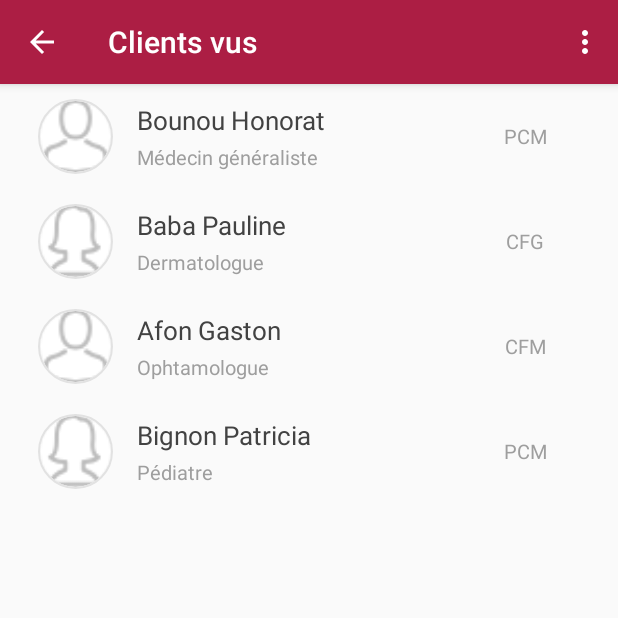
After one commit to david95thinkcode/pharmawine-android, an Android app: the SeenCustomers screen opened directly, with no data from a screen before it, on a phone screen of 412 x 824 dp, the top half of it. The commit adds this screen. Run offline under Robolectric (Android 15) with nearby library versions, the light colour scheme and no system bars; our stand-ins replace CircleImageView; pictures from the network do not load.

Commit message:
[ Integrated ] Interface de clients vu par les delegues

```diff
--- a/app/src/main/AndroidManifest.xml
+++ b/app/src/main/AndroidManifest.xml
@@ -106,7 +106,10 @@
             android:theme="@style/MyMaterialTheme" />
         <activity
             android:name=".activities.RemainingClientsActivity"
-            android:label="@string/clients_restants"></activity>
+            android:label="@string/clients_restants" />
+        <activity
+            android:name=".activities.SeenCustomers"
+            android:label="@string/clients_vus"></activity>
     </application>
 
 </manifest>
--- /dev/null
+++ b/app/src/main/java/com/jmaplus/pharmawine/activities/SeenCustomers.kt
@@ -0,0 +1,178 @@
+package com.jmaplus.pharmawine.activities
+
+import android.os.Bundle
+import android.support.v7.app.AppCompatActivity
+import android.support.v7.widget.LinearLayoutManager
+import android.support.v7.widget.RecyclerView
+import android.view.Menu
+import android.view.MenuItem
+import android.view.View
+import android.widget.LinearLayout
+import android.widget.ProgressBar
+import android.widget.TextView
+import com.jmaplus.pharmawine.R
+import com.jmaplus.pharmawine.adapters.RemainingClientsAdapter
+import com.jmaplus.pharmawine.models.Client
+import com.jmaplus.pharmawine.utils.MockDatas
+
+class SeenCustomers : AppCompatActivity() {
+
+    private lateinit var mTextView: TextView
+    private lateinit var mEmptyClientsLayout: LinearLayout
+    private lateinit var mRecyclerView: RecyclerView
+    private lateinit var mProgressBar: ProgressBar
+    private lateinit var safeCustomersList: MutableList<Client>
+    private lateinit var customersList: MutableList<Client>
+    private lateinit var mAdapter: RemainingClientsAdapter
+
+    override fun onCreate(savedInstanceState: Bundle?) {
+        super.onCreate(savedInstanceState)
+        setContentView(R.layout.activity_seen_customers)
+
+        setUI()
+        populateRecyclerView()
+    }
+
+    private fun setUI() {
+        // configure toolbar
+        val actionBar = supportActionBar
+        actionBar!!.setDisplayHomeAsUpEnabled(true)
+
+        // Binding elements
+        mTextView = findViewById(R.id.tv_not_seen_empty)
+        mRecyclerView = findViewById(R.id.rv_seen_customers)
+        mProgressBar = findViewById(R.id.pb_seen_customers)
+        mEmptyClientsLayout = findViewById(R.id.seen_sutomers_empty_list_layout)
+        mProgressBar.visibility = View.GONE
+        mEmptyClientsLayout.visibility = View.GONE
+
+        // Initializations
+        customersList = ArrayList()
+        safeCustomersList = ArrayList()
+
+        mAdapter = RemainingClientsAdapter(this, customersList)
+        mRecyclerView.layoutManager = LinearLayoutManager(this, LinearLayout.VERTICAL, false)
+        mRecyclerView.adapter = mAdapter
+    }
+
+    /**
+     * Fetch seen customers and populate the recycler view with it
+     * and save a copy of customerList on safeCostumerList
+     */
+    private fun populateRecyclerView() {
+
+        if (safeCustomersList.isEmpty()) {
+            // todo: replace with api call
+
+
+            customersList.clear()
+            for (customer in MockDatas.getFakeClients()) {
+                // populating list for the adapter of recycler view
+                customersList.add(customer)
+                mAdapter.notifyItemInserted(customersList.size - 1)
+            }
+
+            // Saving the original list of customers
+            safeCustomersList.addAll(customersList)
+        } else { // Safe Customer list is not empty
+            updateUIForNotEmptyData()
+
+            if (customersList != safeCustomersList) {
+                customersList.clear()
+
+                customersList.addAll(safeCustomersList)
+                mAdapter.notifyDataSetChanged()
+            }
+        }
+    }
+
+    /**
+     * Filter shown customers on recycler view
+     * If seen is true, filter by seen customers
+     * else, filter by unseen customers
+     */
+    private fun filterClients(seen: Boolean) {
+        if (customersList.isNotEmpty()) {
+            if (seen) {
+                val newList = safeCustomersList.filter { it.isKnown }
+                refreshRecyclerViewListWith(newList, true)
+            } else {
+                val newList = safeCustomersList.filter { !it.isKnown }
+                refreshRecyclerViewListWith(newList, false)
+            }
+        }
+    }
+
+    private fun refreshRecyclerViewListWith(list: List<Client>, knownCostumers: Boolean) {
+
+        if (list.isNotEmpty()) {
+            mRecyclerView.visibility = View.VISIBLE
+            mEmptyClientsLayout.visibility = View.GONE
+            mProgressBar.visibility = View.GONE
+
+            customersList.clear()
+            customersList.addAll(list)
+            mAdapter.notifyDataSetChanged()
+        } else {
+            mRecyclerView.visibility = View.GONE
+            mEmptyClientsLayout.visibility = View.VISIBLE
+            mProgressBar.visibility = View.GONE
+        }
+    }
+
+    private fun updateUIForNotEmptyData() {
+
+        mRecyclerView.visibility = View.VISIBLE
+        mEmptyClientsLayout.visibility = View.GONE
+        mProgressBar.visibility = View.GONE
+    }
+
+    private fun updateUIForEmptyData(message: String) {
+        mTextView.text = message
+        mRecyclerView.visibility = View.GONE
+        mEmptyClientsLayout.visibility = View.VISIBLE
+        mProgressBar.visibility = View.GONE
+    }
+
+    private fun updateUIForLoading() {
+        mRecyclerView.visibility = View.GONE
+        mEmptyClientsLayout.visibility = View.GONE
+        mProgressBar.visibility = View.VISIBLE
+    }
+
+    override fun onOptionsItemSelected(item: MenuItem): Boolean {
+        when (item.itemId) {
+            R.id.menu_option_connus -> {
+                filterClients(true)
+                title = resources.getString(R.string.clients_connus)
+                return true
+            }
+            R.id.menu_option_inconnus -> {
+                filterClients(false)
+                title = resources.getString(R.string.clients_inconnus)
+                return true
+            }
+            R.id.menu_option_tous -> {
+                title = resources.getString(R.string.clients_vus)
+                populateRecyclerView()
+                return true
+            }
+            else -> return super.onOptionsItemSelected(item)
+        }
+    }
+
+    override fun onSupportNavigateUp(): Boolean {
+        finish()
+        return true
+    }
+
+    override fun onCreateOptionsMenu(menu: Menu): Boolean {
+        menuInflater.inflate(R.menu.seen_customers_menu, menu)
+        return true
+    }
+
+    companion object {
+        const val TAG = "SeenCustomersActivity"
+        const val useMockedData = true
+    }
+}
--- a/app/src/main/java/com/jmaplus/pharmawine/models/Client.kt
+++ b/app/src/main/java/com/jmaplus/pharmawine/models/Client.kt
@@ -13,6 +13,7 @@ class Client {
     var type: String = ""
     var speciality: String = ""
     var status: String = ""
+    var isKnown: Boolean = false // a true pour les clients connus et a false sinon
 
     fun getFullName(): String = "$firstName $lastName"
 
--- a/app/src/main/java/com/jmaplus/pharmawine/utils/MockDatas.kt
+++ b/app/src/main/java/com/jmaplus/pharmawine/utils/MockDatas.kt
@@ -29,6 +29,7 @@ class MockDatas {
             c2.sex = "F"
             c2.speciality = "Dermatologue"
             c2.status = "CFG"
+            c2.isKnown = true
 
             var c3 = Client()
             c3.firstName = "Afon"
@@ -36,6 +37,7 @@ class MockDatas {
             c3.sex = "M"
             c3.speciality = "Ophtamologue"
             c3.status = "CFM"
+            c3.isKnown = true
 
             var c4 = Client()
             c4.firstName = "Bignon"
--- /dev/null
+++ b/app/src/main/res/layout/activity_seen_customers.xml
@@ -0,0 +1,64 @@
+<?xml version="1.0" encoding="utf-8"?>
+<android.support.constraint.ConstraintLayout xmlns:android="http://schemas.android.com/apk/res/android"
+    xmlns:app="http://schemas.android.com/apk/res-auto"
+    xmlns:tools="http://schemas.android.com/tools"
+    android:layout_width="match_parent"
+    android:layout_height="match_parent"
+    tools:context=".activities.SeenCustomers">
+
+    <ProgressBar
+        android:id="@+id/pb_seen_customers"
+        style="?android:attr/progressBarStyle"
+        android:layout_width="match_parent"
+        android:layout_height="wrap_content"
+        android:layout_marginStart="8dp"
+        android:layout_marginTop="8dp"
+        android:layout_marginEnd="8dp"
+        android:layout_marginBottom="8dp"
+        app:layout_constraintBottom_toBottomOf="@+id/rv_seen_customers"
+        app:layout_constraintEnd_toEndOf="parent"
+        app:layout_constraintStart_toStartOf="parent"
+        app:layout_constraintTop_toTopOf="parent" />
+
+    <android.support.v7.widget.RecyclerView
+        android:id="@+id/rv_seen_customers"
+        android:layout_width="0dp"
+        android:layout_height="0dp"
+        app:layout_constraintBottom_toBottomOf="parent"
+        app:layout_constraintEnd_toEndOf="parent"
+        app:layout_constraintStart_toStartOf="parent"
+        app:layout_constraintTop_toTopOf="parent">
+
+    </android.support.v7.widget.RecyclerView>
+
+    <LinearLayout
+        android:id="@+id/seen_sutomers_empty_list_layout"
+        android:layout_width="match_parent"
+        android:layout_height="wrap_content"
+        android:layout_marginTop="8dp"
+        android:layout_marginBottom="8dp"
+        android:orientation="vertical"
+        app:layout_constraintBottom_toBottomOf="parent"
+        app:layout_constraintEnd_toEndOf="parent"
+        app:layout_constraintStart_toStartOf="parent"
+        app:layout_constraintTop_toTopOf="parent">
+
+        <ImageView
+            android:id="@+id/imageView"
+            android:layout_width="match_parent"
+            android:layout_height="wrap_content"
+            android:layout_marginTop="8dp"
+            android:layout_marginBottom="8dp"
+            app:srcCompat="@drawable/ast_contacts" />
+
+        <TextView
+            android:id="@+id/tv_not_seen_empty"
+            android:layout_width="match_parent"
+            android:layout_height="wrap_content"
+            android:layout_marginBottom="8dp"
+            android:text="@string/aucun_client_connu_vu"
+            android:textAlignment="center" />
+
+    </LinearLayout>
+
+</android.support.constraint.ConstraintLayout>
--- a/app/src/main/res/layout/client_row_without_progression.xml
+++ b/app/src/main/res/layout/client_row_without_progression.xml
@@ -24,6 +24,7 @@
     <LinearLayout
         android:layout_width="0dp"
         android:layout_height="match_parent"
+        android:layout_marginLeft="8dp"
         android:layout_weight="50"
         android:gravity="center_vertical"
         android:orientation="vertical">
@@ -64,7 +65,7 @@
             android:id="@+id/tv_client_status"
             android:layout_width="match_parent"
             android:layout_height="wrap_content"
-            android:text="Profil"
+            android:text="@string/status"
             android:textAlignment="center"
             android:textAllCaps="true"
             android:textAppearance="?android:attr/textAppearanceSmall"
--- /dev/null
+++ b/app/src/main/res/menu/seen_customers_menu.xml
@@ -0,0 +1,15 @@
+<?xml version="1.0" encoding="utf-8"?>
+<menu xmlns:android="http://schemas.android.com/apk/res/android">
+
+    <item
+        android:id="@+id/menu_option_inconnus"
+        android:icon="@drawable/settings"
+        android:title="@string/inconnus" />
+    <item
+        android:id="@+id/menu_option_connus"
+        android:icon="@drawable/information_outline"
+        android:title="@string/connus" />
+    <item
+        android:id="@+id/menu_option_tous"
+        android:title="@string/tous" />
+</menu>
--- a/app/src/main/res/values/strings.xml
+++ b/app/src/main/res/values/strings.xml
@@ -83,4 +83,16 @@
     <string name="clients_restants">Clients restant</string>
     <string name="full_name_of_the_client">Full name of the client</string>
     <string name="speciality">Speciality</string>
+    <string name="clients_vus">Clients vus</string>
+    <string name="clients_connus">Clients connus</string>
+    <string name="clients_inconnus">Clients inconnus</string>
+    <string name="inconnus">Inconnus</string>
+    <string name="connus">Connus</string>
+    <string name="tous">Tous</string>
+    <string name="aucun_client_connu_vu">Aucun client connu trouvé</string>
+    <string name="aucun_client_inconnu_trouve">Aucun client inconnu trouvé</string>
+    <string name="aucun_client_trouve">Aucun client trouvé</string>
+
+    <string name="status">Status</string>
+
 </resources>
```
Also changed, not shown: app/src/main/java/com/jmaplus/pharmawine/fragments/home/HomeFragment.java (+7 -1 lines), app/src/main/res/drawable/ic_ast_baseline_filter_list_24px.xml (added, +9 -0 lines), app/src/main/res/layout/fragment_home.xml (+7 -0 lines).
